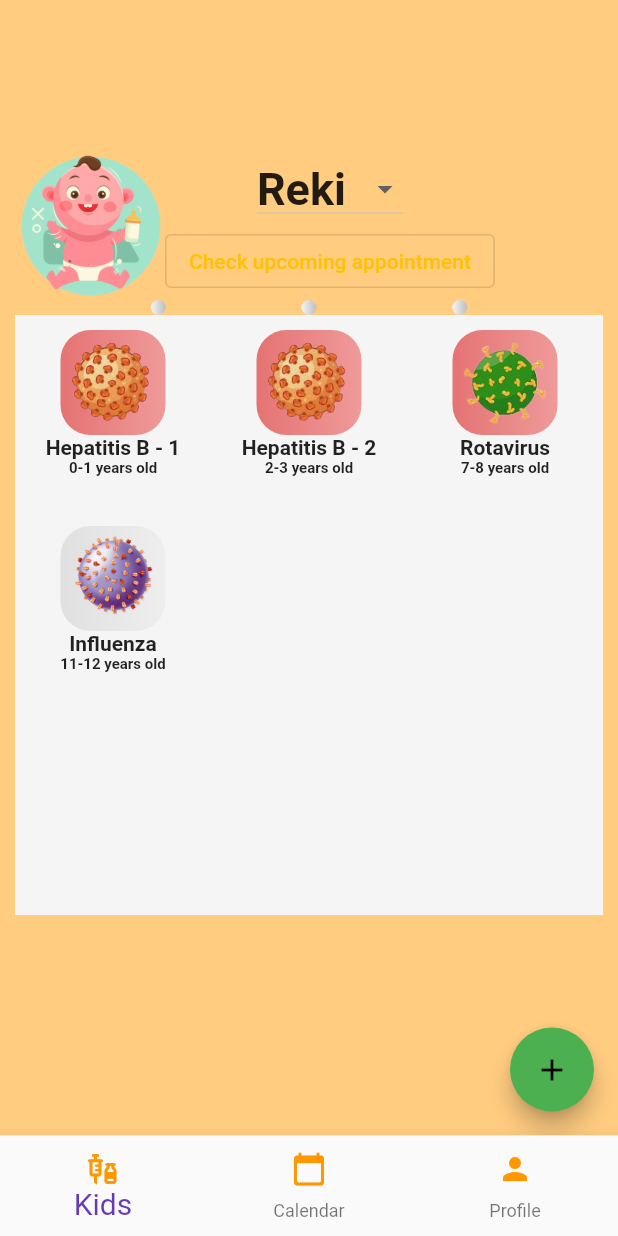
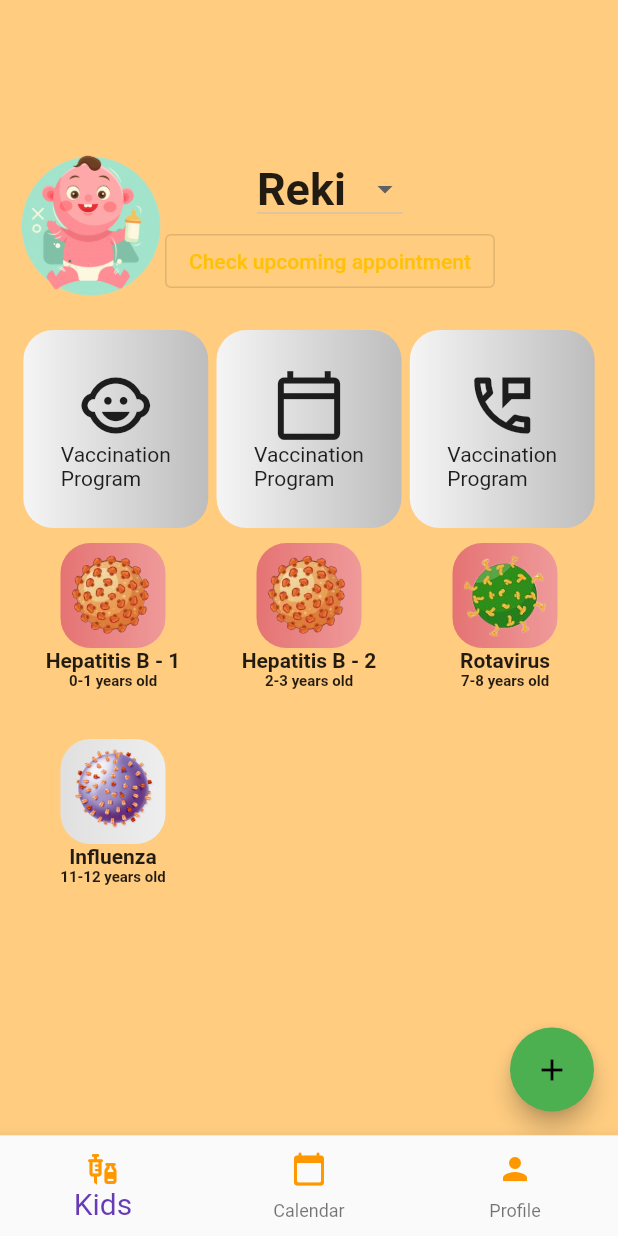
Before and after one commit to bjudob/duckcination, a Flutter app: the screen it shows after launch, on a phone screen of 412 x 824 dp. Run offline on Flutter 3.47's test engine with Material 2 defaults, Android fonts, the phone set to English and light mode, and no system bars; our stand-ins replace firebase_core, table_calendar; accounts and stored records are empty.

Commit message:
big buttons - looking good

```diff
--- a/lib/ui/elements/big_button.dart
+++ b/lib/ui/elements/big_button.dart
@@ -2,7 +2,9 @@ import 'package:flutter/cupertino.dart';
 import 'package:flutter/material.dart';
 
 class BigButton extends StatefulWidget {
-  const BigButton({Key? key}) : super(key: key);
+  const BigButton({Key? key, required this.iconData, required this.title}) : super(key: key);
+  final IconData iconData;
+  final String title;
 
   @override
   State<BigButton> createState() => _BigButtonState();
@@ -11,12 +13,24 @@ class BigButton extends StatefulWidget {
 class _BigButtonState extends State<BigButton> {
   @override
   Widget build(BuildContext context) {
-    return Container(
-      padding: const EdgeInsets.all(5),
-      decoration: BoxDecoration(
-          gradient: LinearGradient(
-              colors: [Colors.grey[100]!,Colors.grey[400]!]),
-          borderRadius: const BorderRadius.all(Radius.circular(20))),
+    return Padding(
+      padding: const EdgeInsets.fromLTRB(0,20,0,0),
+      child: Container(
+        padding: const EdgeInsets.all(5),
+        decoration: BoxDecoration(
+            gradient: LinearGradient(
+                colors: [Colors.grey[100]!,Colors.grey[400]!]),
+            borderRadius: const BorderRadius.all(Radius.circular(20))),
+        child: Padding(
+          padding: const EdgeInsets.fromLTRB(20,20,20,20),
+          child: Column(
+            children: [
+              Icon(widget.iconData, size: 50,),
+              Text(widget.title),
+            ],
+          ),
+        ),
+      ),
     );
   }
 }
--- a/lib/ui/screens/duck_home.dart
+++ b/lib/ui/screens/duck_home.dart
@@ -75,10 +75,10 @@ class _DuckHomeState extends State<DuckHome> {
               ),
               Row(
                 mainAxisAlignment: MainAxisAlignment.spaceEvenly,
-                children: [
-                  BigButton(),
-                  BigButton(),
-                  BigButton(),
+                children: const [
+                  BigButton(iconData: Icons.child_care_sharp, title: "Vaccination\nProgram",),
+                  BigButton(iconData: Icons.calendar_today_outlined,title: "Vaccination\nProgram",),
+                  BigButton(iconData: Icons.perm_phone_msg_outlined,title: "Vaccination\nProgram",),
                 ],
               ),
               SingleChildScrollView(
@@ -87,7 +87,7 @@ class _DuckHomeState extends State<DuckHome> {
                       SizedBox(
                         height: 400,
                         child: Container(
-                          color: Colors.grey[100],
+                          //color: Colors.grey[100],
                           child: GridView.builder(
                               gridDelegate: const SliverGridDelegateWithFixedCrossAxisCount(
                                 crossAxisCount: 3
```
